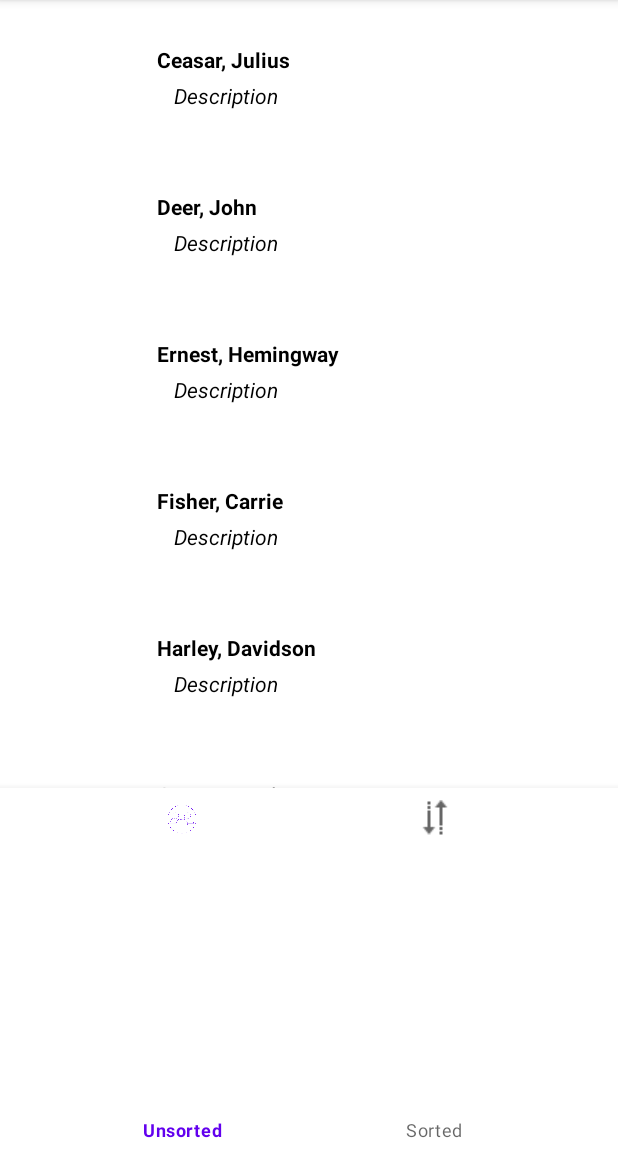
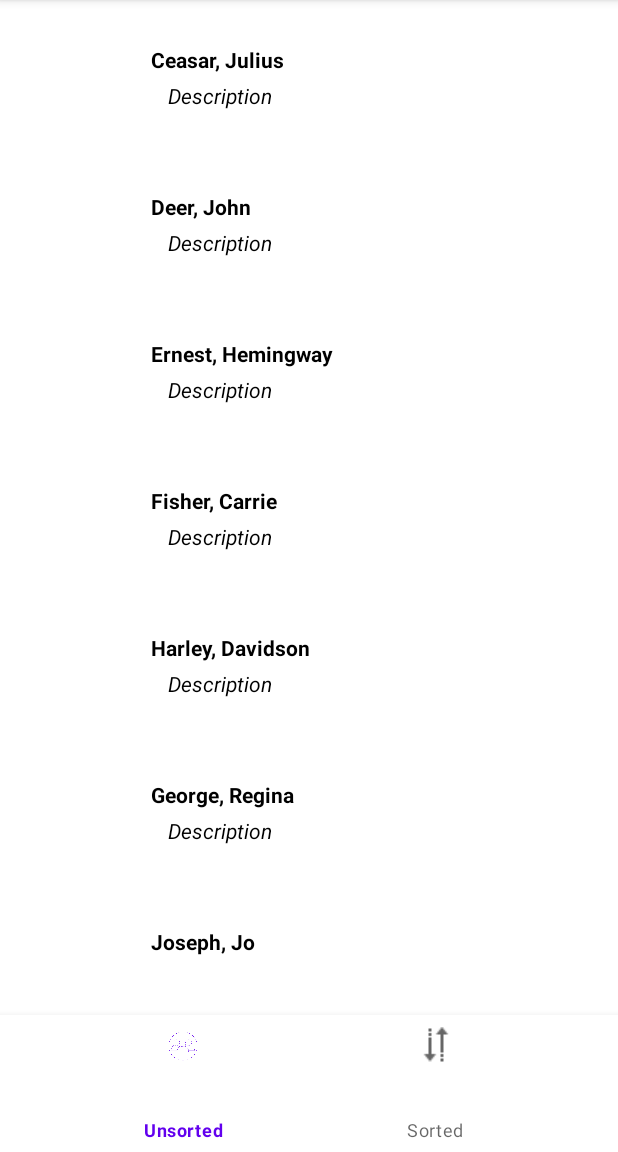
Before and after one commit to anireut/MobileAppDevelopmentFinal, an Android app: the screen it shows after launch (MainActivity), on a phone screen of 412 x 824 dp, the part 84-1236 px from its top. Run offline under Robolectric (Android 15) with nearby library versions, the phone set to English and light mode, and no system bars; our stand-ins replace navigation-ui.

Commit message:
Adjusted Bottom Bar

```diff
--- a/app/src/main/res/layout/activity_main.xml
+++ b/app/src/main/res/layout/activity_main.xml
@@ -9,19 +9,21 @@
 
     <com.google.android.material.bottomnavigation.BottomNavigationView
         android:id="@+id/btmNav"
-        android:layout_width="match_parent"
-        android:layout_height="0dp"
+        android:layout_width="413dp"
+        android:layout_height="91dp"
         android:background="#FFFFFF"
         app:layout_constraintBottom_toBottomOf="parent"
         app:layout_constraintEnd_toEndOf="parent"
+        app:layout_constraintHorizontal_bias="0.0"
         app:layout_constraintStart_toStartOf="parent"
         app:layout_constraintTop_toBottomOf="@+id/recyclerView"
+        app:layout_constraintVertical_bias="1.0"
         app:menu="@menu/bottom_menu" />
 
     <androidx.recyclerview.widget.RecyclerView
         android:id="@+id/recyclerView"
-        android:layout_width="match_parent"
-        android:layout_height="525dp"
+        android:layout_width="404dp"
+        android:layout_height="638dp"
         app:layout_constraintEnd_toEndOf="parent"
         app:layout_constraintStart_toStartOf="parent"
         app:layout_constraintTop_toTopOf="parent">
```
